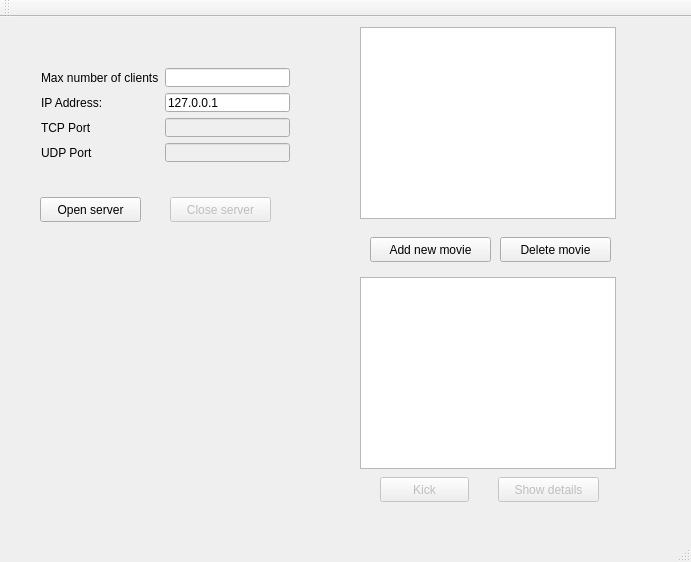
Before: the Qt Designer form src/gui/mainwindow.ui in Domnyk/Oton, drawn with Qt 5.
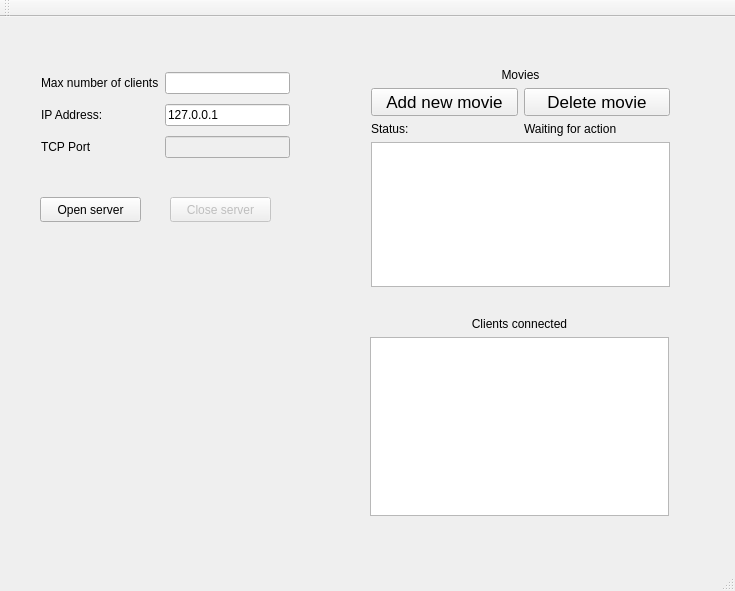
After: the same form once the commit is applied.

Commit message: Stability fixes. New tests. GUI changes - get rid of UDP field, add status label

What changed in the file:
```diff
--- a/src/gui/mainwindow.ui
+++ b/src/gui/mainwindow.ui
@@ -6,8 +6,8 @@
    <rect>
     <x>0</x>
     <y>0</y>
-    <width>691</width>
-    <height>562</height>
+    <width>735</width>
+    <height>591</height>
    </rect>
   </property>
   <property name="windowTitle">
@@ -37,33 +37,8 @@
      </rect>
     </property>
     <layout class="QGridLayout" name="layout_address">
-     <item row="2" column="1">
-      <widget class="QLineEdit" name="tcp_port">
-       <property name="enabled">
-        <bool>false</bool>
-       </property>
-      </widget>
-     </item>
-     <item row="1" column="0">
-      <widget class="QLabel" name="label_ip_address">
-       <property name="text">
-        <string>IP Address:</string>
-       </property>
-      </widget>
-     </item>
-     <item row="3" column="1">
-      <widget class="QLineEdit" name="udp_port">
-       <property name="enabled">
-        <bool>false</bool>
-       </property>
-      </widget>
-     </item>
-     <item row="3" column="0">
-      <widget class="QLabel" name="label_udp_port">
-       <property name="text">
-        <string>UDP Port</string>
-       </property>
-      </widget>
+     <item row="0" column="1">
+      <widget class="QLineEdit" name="edit_max_num_of_clients"/>
      </item>
      <item row="1" column="1">
       <widget class="QLineEdit" name="edit_host_address">
@@ -75,16 +50,13 @@
        </property>
       </widget>
      </item>
-     <item row="2" column="0">
-      <widget class="QLabel" name="label_tcp_port">
-       <property name="text">
-        <string>TCP Port</string>
+     <item row="2" column="1">
+      <widget class="QLineEdit" name="tcp_port">
+       <property name="enabled">
+        <bool>false</bool>
        </property>
       </widget>
      </item>
-     <item row="0" column="1">
-      <widget class="QLineEdit" name="edit_max_num_of_clients"/>
-     </item>
      <item row="0" column="0">
       <widget class="QLabel" name="label_max_num_of_clients">
        <property name="text">
@@ -92,79 +64,22 @@
        </property>
       </widget>
      </item>
+     <item row="2" column="0">
+      <widget class="QLabel" name="label_tcp_port">
+       <property name="text">
+        <string>TCP Port</string>
+       </property>
+      </widget>
+     </item>
+     <item row="1" column="0">
+      <widget class="QLabel" name="label_ip_address">
+       <property name="text">
+        <string>IP Address:</string>
+       </property>
+      </widget>
+     </item>
     </layout>
    </widget>
-   <widget class="QPushButton" name="btn_choose_file">
-    <property name="enabled">
-     <bool>true</bool>
-    </property>
-    <property name="geometry">
-     <rect>
-      <x>370</x>
-      <y>220</y>
-      <width>121</width>
-      <height>25</height>
-     </rect>
-    </property>
-    <property name="text">
-     <string>Add new movie</string>
-    </property>
-   </widget>
-   <widget class="QPushButton" name="btn_kick_peer">
-    <property name="enabled">
-     <bool>false</bool>
-    </property>
-    <property name="geometry">
-     <rect>
-      <x>380</x>
-      <y>460</y>
-      <width>89</width>
-      <height>25</height>
-     </rect>
-    </property>
-    <property name="text">
-     <string>Kick</string>
-    </property>
-   </widget>
-   <widget class="QPushButton" name="btn_delete_movie">
-    <property name="geometry">
-     <rect>
-      <x>500</x>
-      <y>220</y>
-      <width>111</width>
-      <height>25</height>
-     </rect>
-    </property>
-    <property name="text">
-     <string>Delete movie</string>
-    </property>
-   </widget>
-   <widget class="QListWidget" name="list_movies">
-    <property name="geometry">
-     <rect>
-      <x>360</x>
-      <y>10</y>
-      <width>256</width>
-      <height>192</height>
-     </rect>
-    </property>
-   </widget>
-   <widget class="QPushButton" name="btn_show_details">
-    <property name="enabled">
-     <bool>false</bool>
-    </property>
-    <property name="geometry">
-     <rect>
-      <x>498</x>
-      <y>460</y>
-      <width>101</width>
-      <height>25</height>
-     </rect>
-    </property>
-    <property name="text">
-     <string>Show details</string>
-    </property>
-   </widget>
    <widget class="QPushButton" name="btn_close_server">
     <property name="enabled">
      <bool>false</bool>
@@ -181,15 +96,96 @@
      <string>Close server</string>
     </property>
    </widget>
-   <widget class="QListWidget" name="list_peers">
+   <widget class="QWidget" name="gridLayoutWidget_2">
     <property name="geometry">
      <rect>
       <x>360</x>
-      <y>260</y>
-      <width>256</width>
-      <height>192</height>
+      <y>40</y>
+      <width>321</width>
+      <height>241</height>
      </rect>
     </property>
+    <layout class="QGridLayout" name="gridLayout">
+     <item row="3" column="0" colspan="2">
+      <widget class="QListWidget" name="list_movies"/>
+     </item>
+     <item row="0" column="0" colspan="2">
+      <widget class="QLabel" name="movies_label">
+       <property name="text">
+        <string>Movies</string>
+       </property>
+       <property name="alignment">
+        <set>Qt::AlignCenter</set>
+       </property>
+      </widget>
+     </item>
+     <item row="1" column="0">
+      <widget class="QPushButton" name="btn_choose_file">
+       <property name="enabled">
+        <bool>true</bool>
+       </property>
+       <property name="font">
+        <font>
+         <pointsize>13</pointsize>
+        </font>
+       </property>
+       <property name="text">
+        <string>Add new movie</string>
+       </property>
+      </widget>
+     </item>
+     <item row="1" column="1">
+      <widget class="QPushButton" name="btn_delete_movie">
+       <property name="font">
+        <font>
+         <pointsize>13</pointsize>
+        </font>
+       </property>
+       <property name="text">
+        <string>Delete movie</string>
+       </property>
+      </widget>
+     </item>
+     <item row="2" column="0">
+      <widget class="QLabel" name="status_label">
+       <property name="text">
+        <string>Status:</string>
+       </property>
+      </widget>
+     </item>
+     <item row="2" column="1">
+      <widget class="QLabel" name="status_value_label">
+       <property name="text">
+        <string>Waiting for action</string>
+       </property>
+      </widget>
+     </item>
+    </layout>
+   </widget>
+   <widget class="QWidget" name="gridLayoutWidget_3">
+    <property name="geometry">
+     <rect>
+      <x>359</x>
+      <y>289</y>
+      <width>321</width>
+      <height>221</height>
+     </rect>
+    </property>
+    <layout class="QGridLayout" name="gridLayout_2">
+     <item row="0" column="0">
+      <widget class="QLabel" name="label_2">
+       <property name="text">
+        <string>Clients connected</string>
+       </property>
+       <property name="alignment">
+        <set>Qt::AlignCenter</set>
+       </property>
+      </widget>
+     </item>
+     <item row="1" column="0" rowspan="2">
+      <widget class="QListWidget" name="list_peers"/>
+     </item>
+    </layout>
    </widget>
   </widget>
   <widget class="QMenuBar" name="menuBar">
@@ -197,7 +193,7 @@
     <rect>
      <x>0</x>
      <y>0</y>
-     <width>691</width>
+     <width>735</width>
      <height>22</height>
     </rect>
    </property>
```
The commit also changes 12 other files.
